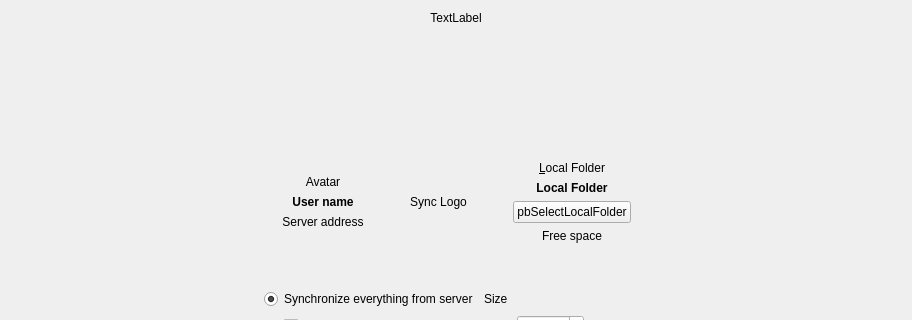
Above: src/gui/wizard/owncloudadvancedsetuppage.ui from nextcloud/desktop before the change; both pictures show x 0 to 912 and y 0 to 320 of the 912 by 633 pixel window. Below: the same form after it.
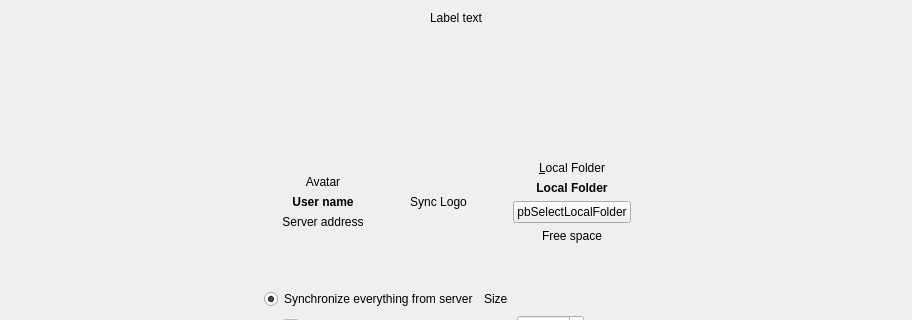
That is the form after the change.

Commit message: l10n: Correct text string

The edit to the form file:
```diff
--- a/src/gui/wizard/owncloudadvancedsetuppage.ui
+++ b/src/gui/wizard/owncloudadvancedsetuppage.ui
@@ -29,7 +29,7 @@
       </sizepolicy>
      </property>
      <property name="text">
-      <string notr="true">TextLabel</string>
+      <string notr="true">Label text</string>
      </property>
      <property name="textFormat">
       <enum>Qt::RichText</enum>
```
